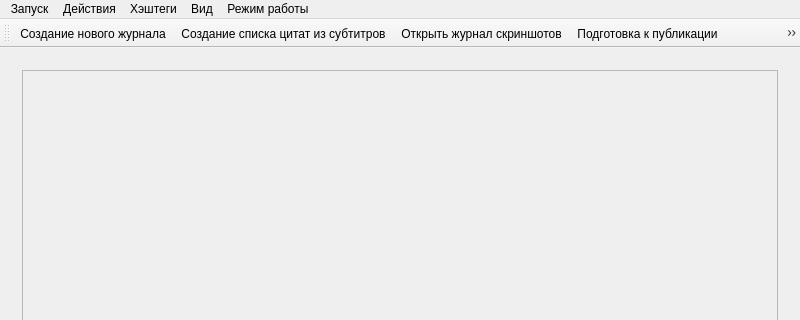
Old version of the form mainwindow.ui in the repository cool-palace/Screenshot-Manager; both pictures show x 0 to 800 and y 0 to 320 of the 800 by 600 pixel window.
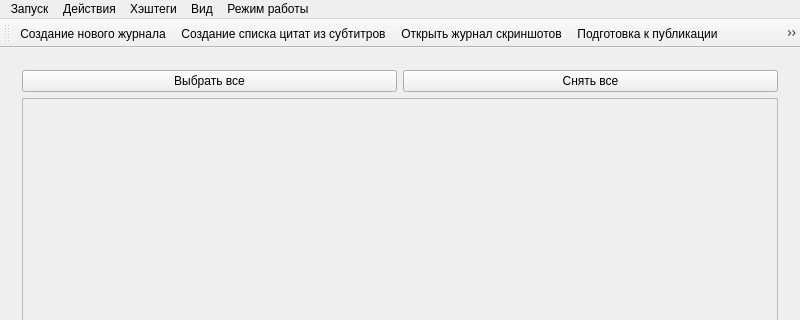
New version of the form. Icons and pictures are not drawn.

Commit message: Added checking buttons for record title items

```diff
--- a/mainwindow.ui
+++ b/mainwindow.ui
@@ -547,6 +547,28 @@
       <widget class="QWidget" name="page_6">
        <layout class="QGridLayout" name="gridLayout_9">
         <item row="0" column="0">
+         <widget class="QPushButton" name="titles_check_all">
+          <property name="text">
+           <string>Выбрать все</string>
+          </property>
+          <property name="icon">
+           <iconset resource="icons.qrc">
+            <normaloff>:/images/icons8-checked-checkbox-80.png</normaloff>:/images/icons8-checked-checkbox-80.png</iconset>
+          </property>
+         </widget>
+        </item>
+        <item row="0" column="1">
+         <widget class="QPushButton" name="titles_uncheck_all">
+          <property name="text">
+           <string>Снять все</string>
+          </property>
+          <property name="icon">
+           <iconset resource="icons.qrc">
+            <normaloff>:/images/icons8-unchecked-checkbox-80.png</normaloff>:/images/icons8-unchecked-checkbox-80.png</iconset>
+          </property>
+         </widget>
+        </item>
+        <item row="1" column="0" colspan="2">
          <widget class="QScrollArea" name="scrollArea_3">
           <property name="widgetResizable">
            <bool>true</bool>
@@ -557,7 +579,7 @@
              <x>0</x>
              <y>0</y>
              <width>754</width>
-             <height>459</height>
+             <height>425</height>
             </rect>
            </property>
            <layout class="QGridLayout" name="gridLayout_11">
```
Left out of the diff: 8 changed lines with no effect on the pictures. The commit also changes 8 other files.
